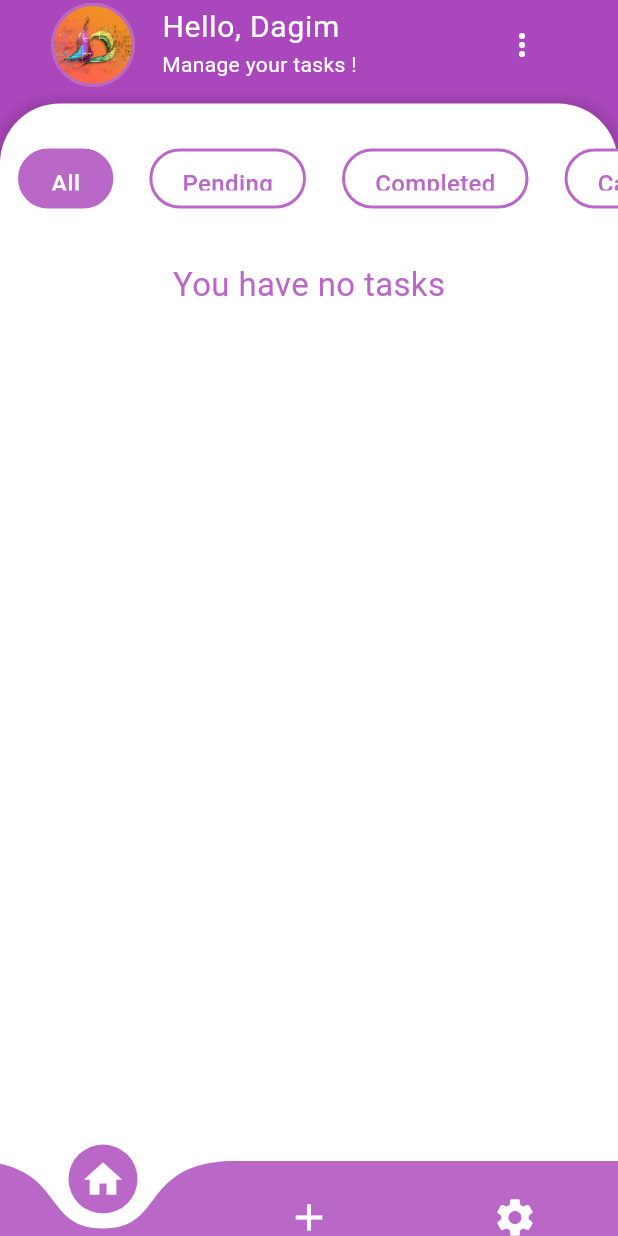
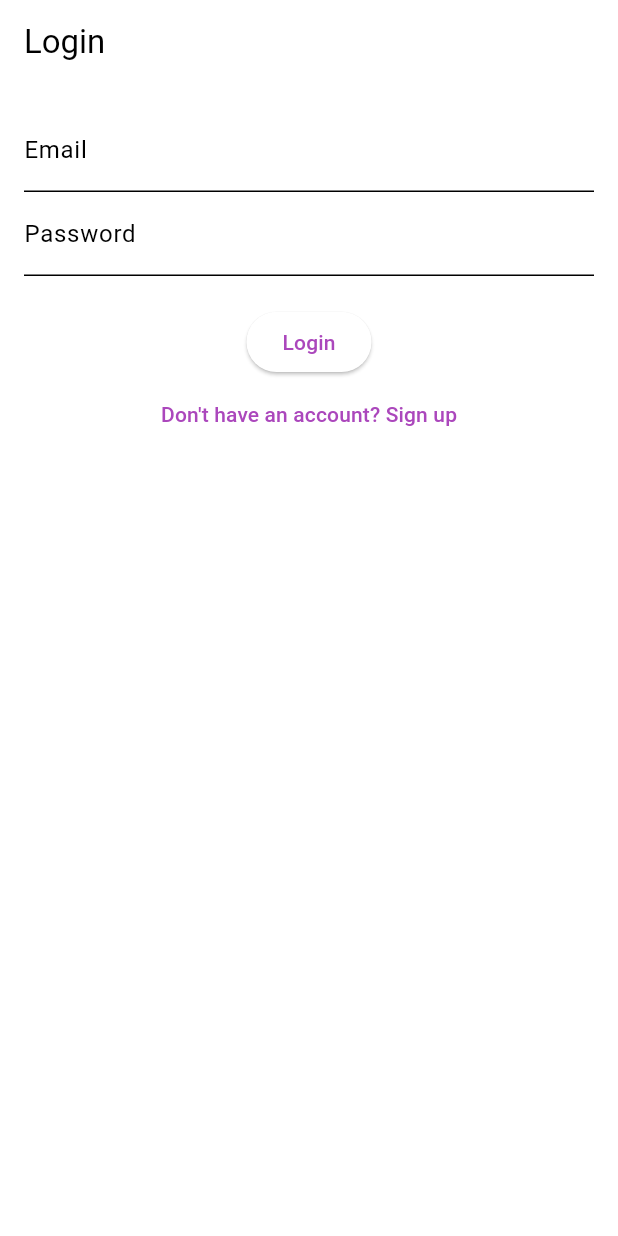
Before and after one commit to dagimg-dot/DoTo, a Flutter app: the screen it shows after launch, on a phone screen of 412 x 824 dp. Run offline on Flutter 3.47's test engine with Material 3 defaults, Android fonts, the phone set to English and light mode, and no system bars; drawn by our look-alikes of curved_navigation_bar; our stand-ins replace animated_splash_screen, firebase_auth, firebase_core, shared_preferences; accounts and stored records are empty.

Commit message:
feat: authentication using email and password

```diff
--- /dev/null
+++ b/lib/pages/login_page.dart
@@ -0,0 +1,72 @@
+import 'package:doto/pages/navigator_page.dart';
+import 'package:firebase_auth/firebase_auth.dart';
+import 'package:flutter/material.dart';
+import 'package:doto/services/auth_service.dart';
+import 'package:doto/pages/sign_up_page.dart';
+
+class LoginPage extends StatefulWidget {
+  const LoginPage({super.key});
+
+  @override
+  State<LoginPage> createState() => _LoginPageState();
+}
+
+class _LoginPageState extends State<LoginPage> {
+  final AuthService _auth = AuthService();
+  final TextEditingController _emailController = TextEditingController();
+  final TextEditingController _passwordController = TextEditingController();
+
+  @override
+  Widget build(BuildContext context) {
+    return Scaffold(
+      appBar: AppBar(
+        title: const Text('Login'),
+      ),
+      body: Padding(
+        padding: const EdgeInsets.all(16.0),
+        child: Column(
+          children: [
+            TextField(
+              controller: _emailController,
+              decoration: const InputDecoration(labelText: 'Email'),
+            ),
+            TextField(
+              controller: _passwordController,
+              decoration: const InputDecoration(labelText: 'Password'),
+              obscureText: true,
+            ),
+            const SizedBox(height: 20),
+            ElevatedButton(
+              onPressed: () async {
+                User? user = await _auth.signInWithEmailAndPassword(
+                  _emailController.text,
+                  _passwordController.text,
+                );
+                if (user != null) {
+                  Navigator.pushReplacement(
+                    context,
+                    MaterialPageRoute(
+                        builder: (context) =>
+                            const NavigatorPage(selectedPage: 0)),
+                  );
+                } else {
+                  // Handle login error
+                }
+              },
+              child: const Text('Login'),
+            ),
+            TextButton(
+              onPressed: () {
+                Navigator.push(
+                  context,
+                  MaterialPageRoute(builder: (context) => const SignUpPage()),
+                );
+              },
+              child: const Text('Don\'t have an account? Sign up'),
+            ),
+          ],
+        ),
+      ),
+    );
+  }
+}
--- a/pubspec.yaml
+++ b/pubspec.yaml
@@ -38,6 +38,8 @@ dependencies:
   animated_splash_screen: ^1.3.0
   curved_navigation_bar: ^1.0.3
   shared_preferences: ^2.2.1
+  firebase_core: ^3.1.0
+  firebase_auth: ^5.1.0
 
 dev_dependencies:
   flutter_test:
```
Also changed, not shown: lib/main.dart (+7 -1 lines), lib/pages/auth_page.dart (added, +61 -0 lines), lib/pages/navigator_page.dart (+41 -8 lines), lib/pages/sign_up_page.dart (added, +62 -0 lines), lib/pages/splash_page.dart (+14 -3 lines), lib/services/auth_service.dart (added, +41 -0 lines), firebase.json (added), lib/firebase_options.dart (added), pubspec.lock, 4 other files.
